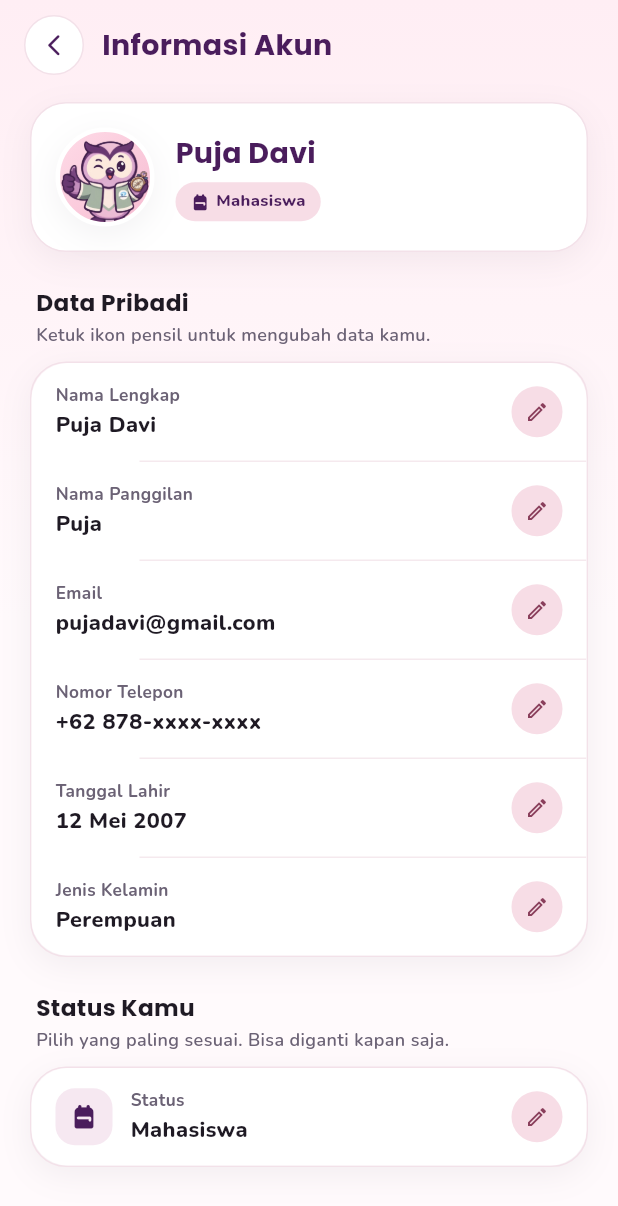
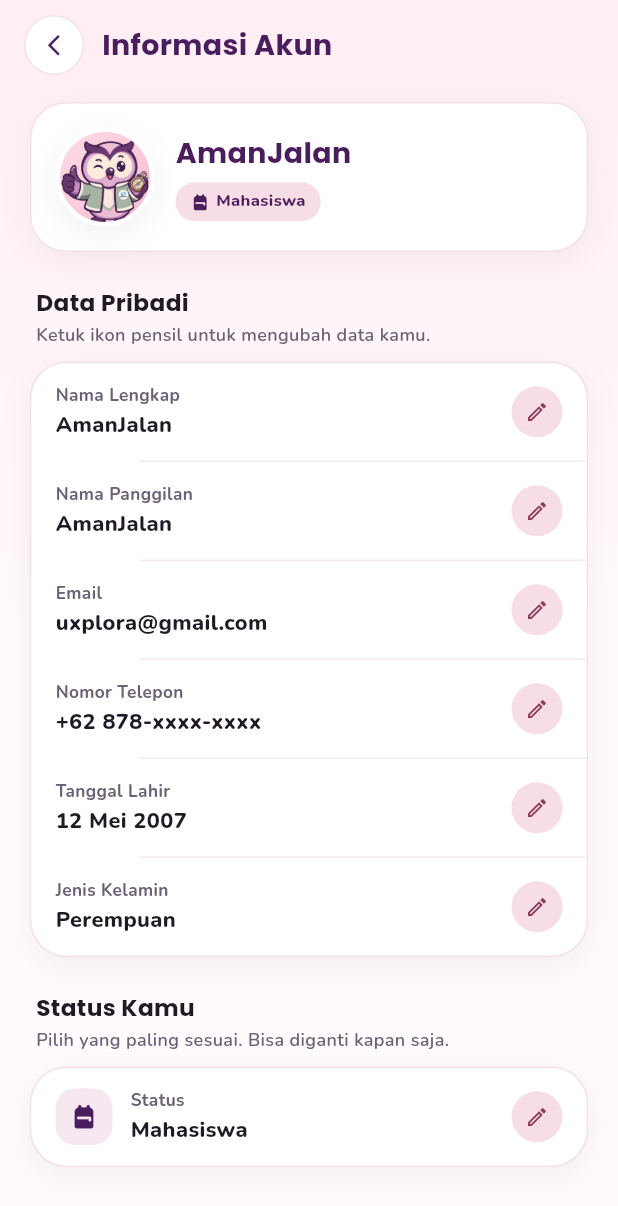
Before and after one commit to LuluKhaira/AmanJalan_Mobiledev, a Flutter app: the AccountInfoScreen screen opened directly, on a phone screen of 412 x 824 dp. Shown: the top 1206 px of the screen. Run offline on Flutter 3.47's test engine with Material 3 defaults, Android fonts, the phone set to English and light mode, and no system bars; our stand-ins replace google_fonts, local_auth, qr_flutter, shared_preferences; missing offline and left inert: mobile_scanner; accounts and stored records are empty; network calls fail.

Commit message:
fix(profile dan otp): perbaikan nama di profile dan sambungin otp

```diff
--- a/lib/features/profile/profile_store.dart
+++ b/lib/features/profile/profile_store.dart
@@ -68,9 +68,9 @@ class ProfileStore {
 
   static final ValueNotifier<ProfileData> data = ValueNotifier(
     const ProfileData(
-      fullName: 'Puja Davi',
-      nickname: 'Puja',
-      email: 'pujadavi@gmail.com',
+      fullName: 'AmanJalan',
+      nickname: 'AmanJalan',
+      email: 'uxplora@gmail.com',
       phone: '+62 878-xxxx-xxxx',
       birth: '12 Mei 2007',
       city: 'Batam, Kepulauan Riau',
```
Also changed, not shown: lib/features/permission/location_permission_screen.dart (+11 -3 lines).
